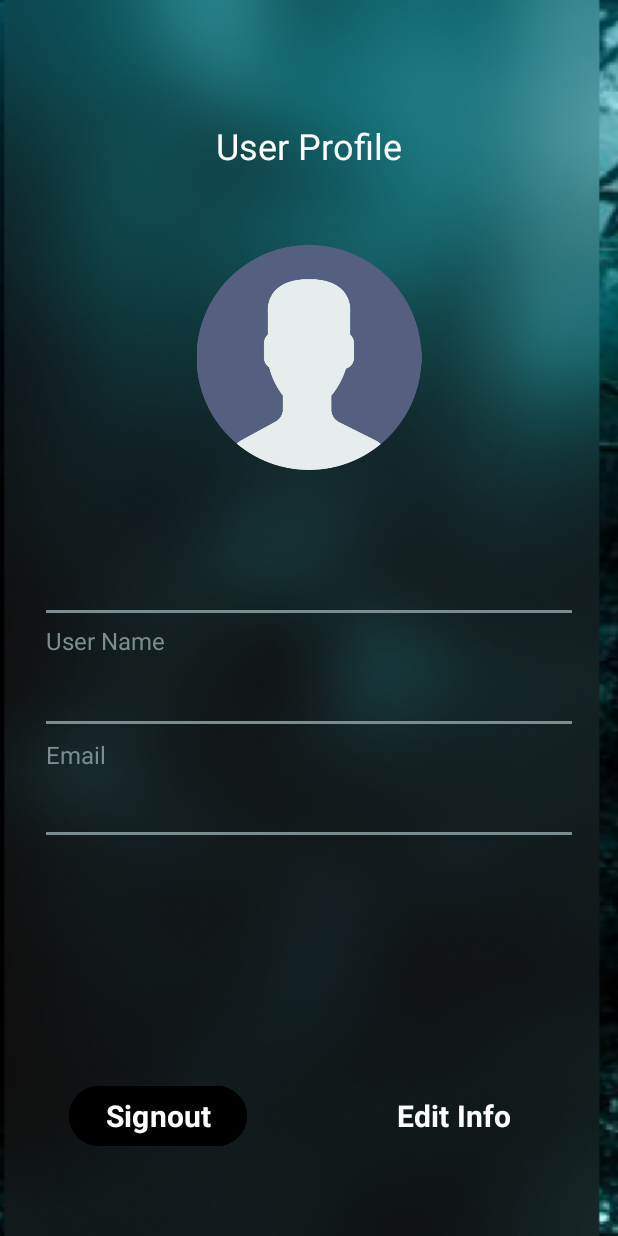
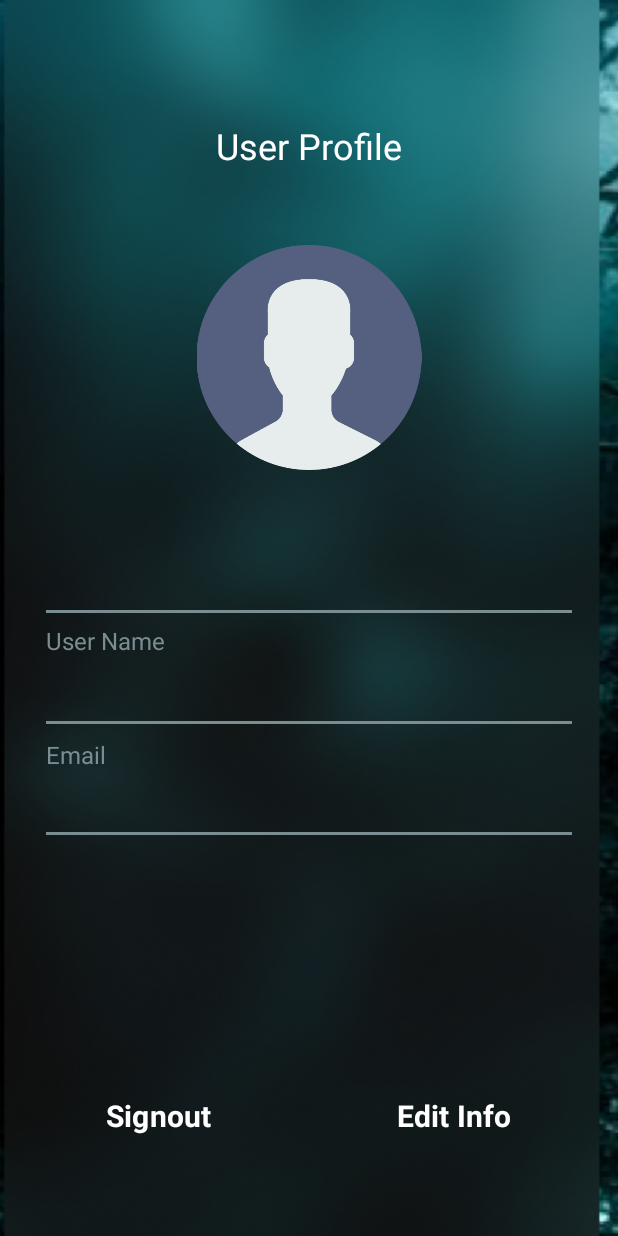
Before and after one commit to dilmiishara/Plan-Ease, an Android app: the UserInfo screen opened directly, with no data from a screen before it, on a phone screen of 412 x 824 dp. Run offline under Robolectric (Android 15) with nearby library versions, the phone set to English and light mode, and no system bars; Roboto replaces fonts that are not available here.

Commit message:
updated xml

```diff
--- a/app/src/main/res/layout/activity_user_info.xml
+++ b/app/src/main/res/layout/activity_user_info.xml
@@ -168,7 +168,7 @@
                     android:layout_height="wrap_content"
                     android:layout_marginStart="15dp"
                     android:layout_marginBottom="25dp"
-                    android:backgroundTint="#000000"
+                    android:backgroundTint="#00000000"
                     android:fontFamily="@font/istok_web"
                     android:text="Signout"
                     android:textColor="@color/white"
```
